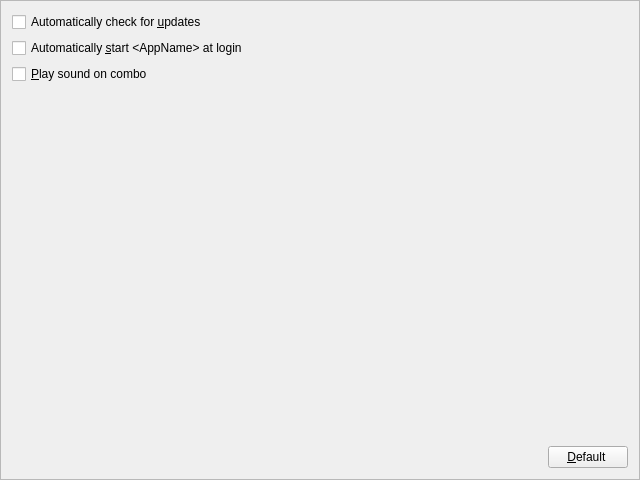
This is PreferencesFrame.ui in xmichelo/Beeftext as Qt 5 draws it before an edit. The edited form follows.
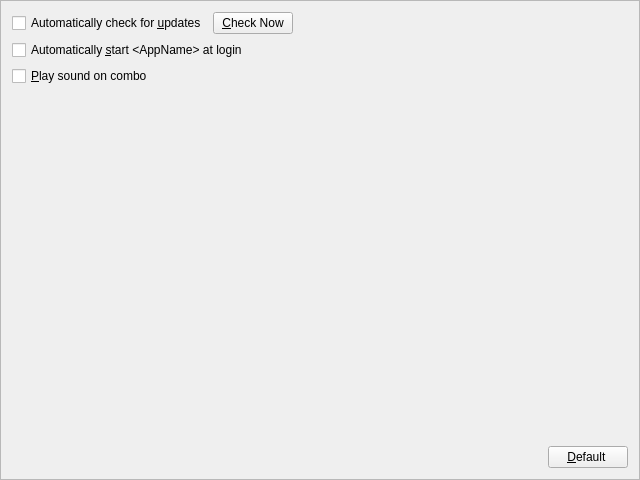
This is the edited form.

Commit message: Added button to manually check for update. Fixes #20.

The edit to the form file:
```diff
--- a/PreferencesFrame.ui
+++ b/PreferencesFrame.ui
@@ -21,6 +21,8 @@
   </property>
   <layout class="QVBoxLayout" name="verticalLayout">
    <item>
+    <layout class="QHBoxLayout" name="horizontalLayout_2">
+     <item>
     <widget class="QCheckBox" name="checkAutoCheckForUpdates">
      <property name="text">
       <string>Automatically check for &amp;updates</string>
@@ -28,6 +30,28 @@
     </widget>
    </item>
    <item>
+      <widget class="QPushButton" name="buttonCheckNow">
+       <property name="text">
+        <string>&amp;Check Now</string>
+       </property>
+      </widget>
+     </item>
+     <item>
+      <spacer name="horizontalSpacer_2">
+       <property name="orientation">
+        <enum>Qt::Horizontal</enum>
+       </property>
+       <property name="sizeHint" stdset="0">
+        <size>
+         <width>40</width>
+         <height>20</height>
+        </size>
+       </property>
+      </spacer>
+     </item>
+    </layout>
+   </item>
+   <item>
     <widget class="QCheckBox" name="checkAutoStart">
      <property name="text">
       <string notr="true">Automatically &amp;start &lt;AppName&gt; at login</string>
```
Left out of the diff: 1 changed line with no effect on the pictures. Lines whose indentation alone changed are shown as unchanged. The commit also changes 6 other files.
